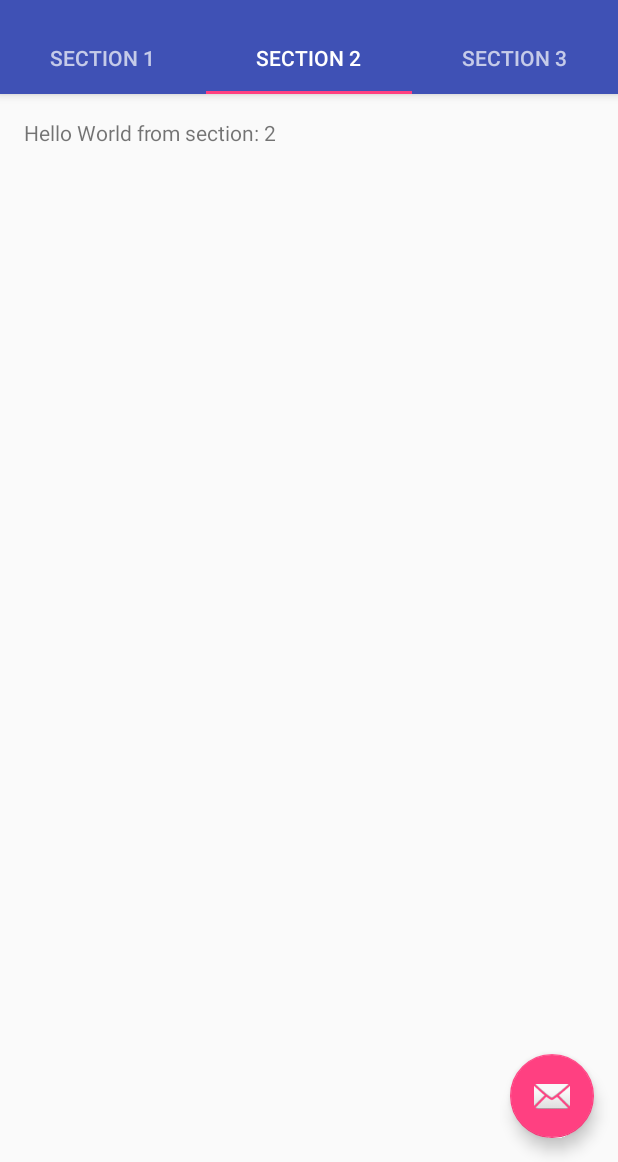
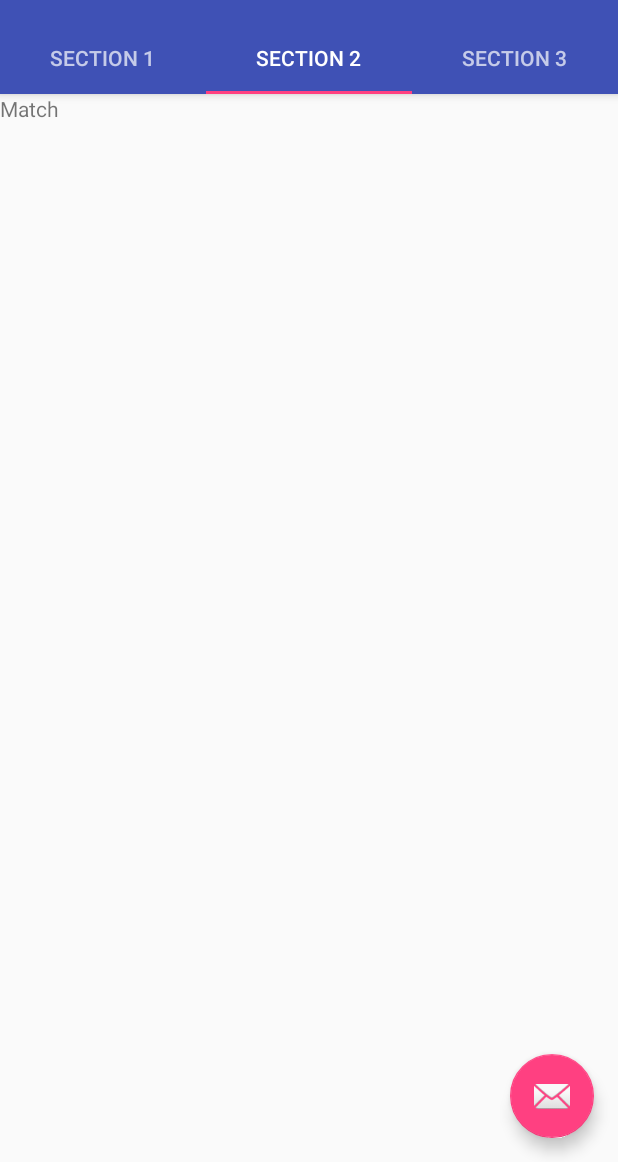
Before and after one commit to Riemsianne/ShrinkQuizz, an Android app: the screen it shows after launch (MainActivity), tab 2 chosen, on a phone screen of 412 x 824 dp, the part 74-1236 px from its top. Run offline under Robolectric (Android 15) with nearby library versions, the phone set to English and light mode, and no system bars.

Commit message:
third commit

```diff
--- a/app/src/main/java/cl/riemsianne/shrinkquizz/MainActivity.java
+++ b/app/src/main/java/cl/riemsianne/shrinkquizz/MainActivity.java
@@ -7,8 +7,6 @@ import android.support.v7.app.AppCompatActivity;
 import android.support.v7.widget.Toolbar;
 
 import android.support.v4.app.Fragment;
-import android.support.v4.app.FragmentManager;
-import android.support.v4.app.FragmentPagerAdapter;
 import android.support.v4.view.ViewPager;
 import android.os.Bundle;
 import android.view.LayoutInflater;
@@ -103,36 +101,4 @@ public class MainActivity extends AppCompatActivity {
     }
 
 
-    public class SectionsPagerAdapter extends FragmentPagerAdapter {
-
-        public SectionsPagerAdapter(FragmentManager fm) {
-            super(fm);
-        }
-
-        @Override
-        public Fragment getItem(int position) {
-            // getItem is called to instantiate the fragment for the given page.
-            // Return a PlaceholderFragment (defined as a static inner class below).
-            return PlaceholderFragment.newInstance(position + 1);
-        }
-
-        @Override
-        public int getCount() {
-            // Show 3 total pages.
-            return 3;
-        }
-
-        @Override
-        public CharSequence getPageTitle(int position) {
-            switch (position) {
-                case 0:
-                    return "SECTION 1";
-                case 1:
-                    return "SECTION 2";
-                case 2:
-                    return "SECTION 3";
-            }
-            return null;
-        }
-    }
 }
--- /dev/null
+++ b/app/src/main/java/cl/riemsianne/shrinkquizz/SectionsPagerAdapter.java
@@ -0,0 +1,48 @@
+package cl.riemsianne.shrinkquizz;
+
+import android.support.v4.app.Fragment;
+import android.support.v4.app.FragmentManager;
+import android.support.v4.app.FragmentPagerAdapter;
+
+
+public class SectionsPagerAdapter extends FragmentPagerAdapter {
+
+    public SectionsPagerAdapter(FragmentManager fm) {
+        super(fm);
+    }
+
+    @Override
+    public Fragment getItem(int position) {
+        switch (position){
+            case 0:
+                return PartyFragment.newInstance();
+            case 1:
+                return MatchFragment.newInstance();
+            case 2:
+                return LuckyFragment.newInstance();
+            default:
+                return PartyFragment.newInstance();
+
+        }
+
+    }
+
+    @Override
+    public int getCount() {
+        // Show 3 total pages.
+        return 3;
+    }
+
+    @Override
+    public CharSequence getPageTitle(int position) {
+        switch (position) {
+            case 0:
+                return "SECTION 1";
+            case 1:
+                return "SECTION 2";
+            case 2:
+                return "SECTION 3";
+        }
+        return null;
+    }
+}
--- a/app/src/main/res/layout/fragment_lucky.xml
+++ b/app/src/main/res/layout/fragment_lucky.xml
@@ -8,6 +8,6 @@
     <TextView
         android:layout_width="match_parent"
         android:layout_height="match_parent"
-        android:text="@string/hello_blank_fragment" />
+        android:text="Lucky" />
 
 </FrameLayout>
--- a/app/src/main/res/layout/fragment_match.xml
+++ b/app/src/main/res/layout/fragment_match.xml
@@ -8,6 +8,6 @@
     <TextView
         android:layout_width="match_parent"
         android:layout_height="match_parent"
-        android:text="@string/hello_blank_fragment" />
+        android:text="Match" />
 
 </FrameLayout>
--- a/app/src/main/res/layout/fragment_party.xml
+++ b/app/src/main/res/layout/fragment_party.xml
@@ -8,6 +8,6 @@
     <TextView
         android:layout_width="match_parent"
         android:layout_height="match_parent"
-        android:text="@string/hello_blank_fragment" />
+        android:text="Party" />
 
 </FrameLayout>
```
